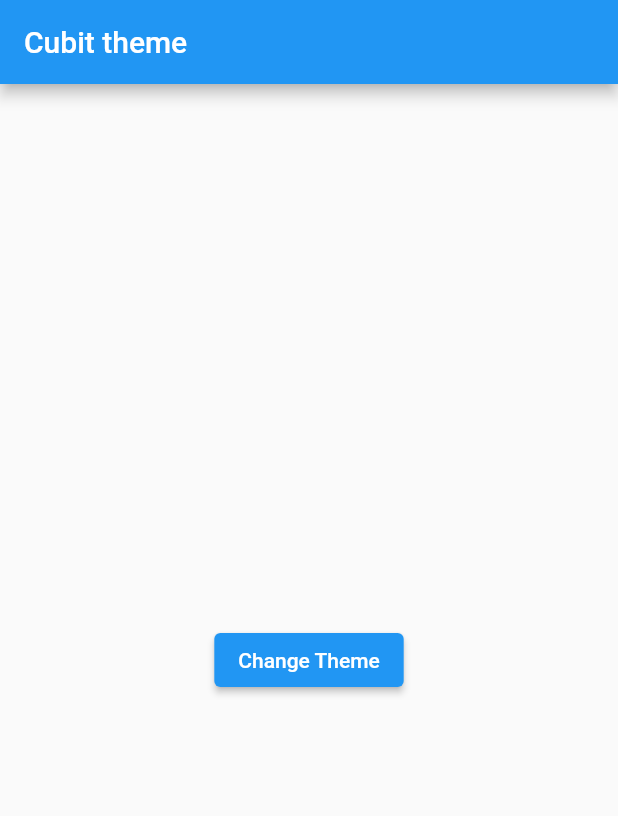
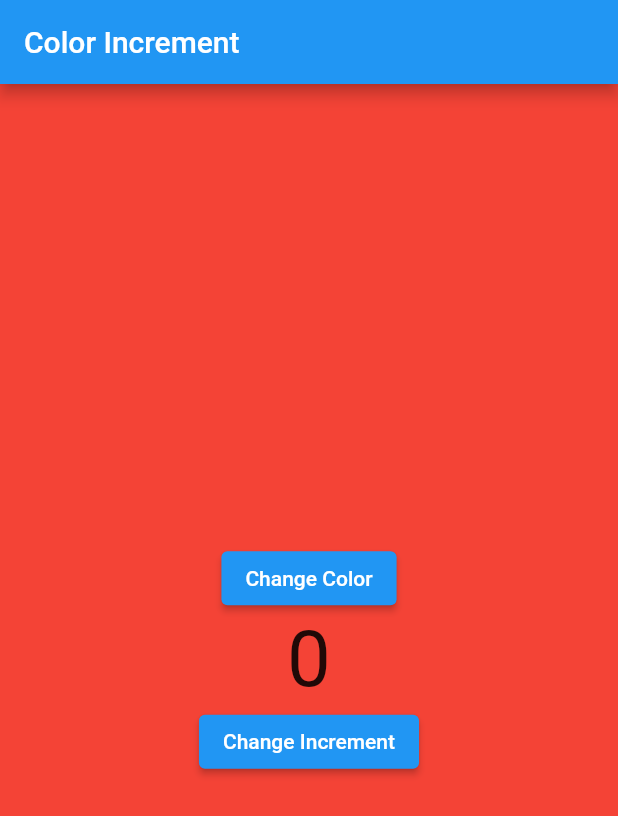
Before and after one commit to a01r066/flutter_bloc_demo, a Flutter app: the screen it shows after launch, on a phone screen of 412 x 824 dp. Shown: the top 816 px of the screen. Run offline on Flutter 3.47's test engine with Material 2 defaults, Android fonts, the phone set to English and light mode, and no system bars; our stand-ins replace bloc, equatable, flutter_bloc.

Commit message:
Cubit to Cubit communication using StreamSubscription

```diff
--- a/lib/app_widget.dart
+++ b/lib/app_widget.dart
@@ -1,5 +1,6 @@
 import 'package:bloc_demo/blocs/counter/bloc_counter.dart';
 import 'package:bloc_demo/blocs/theme/theme_page.dart';
+import 'package:bloc_demo/cubits/cubit2cubit/color_increment_page.dart';
 import 'package:bloc_demo/cubits/theme/cubit_theme_page.dart';
 import 'package:flutter/material.dart';
 import 'package:flutter_bloc/flutter_bloc.dart';
@@ -8,8 +9,11 @@ import 'blocs/counter/bloc_counter_page.dart';
 class AppWidget extends StatelessWidget {
   @override
   Widget build(BuildContext context) {
+    // Cubit to Cubit - Color increment
+    return ColorIncrementPage();
+
     // Work with cubit theme
-    return CubitThemePage();
+    // return CubitThemePage();
 
     // Work with bloc theme
     // return ThemePage();
--- /dev/null
+++ b/lib/cubits/cubit2cubit/color/color_cubit.dart
@@ -0,0 +1,21 @@
+import 'package:bloc/bloc.dart';
+import 'package:equatable/equatable.dart';
+import 'package:flutter/material.dart';
+
+part 'color_state.dart';
+
+class ColorCubit extends Cubit<ColorState> {
+  ColorCubit() : super(ColorState.initial());
+
+  changeColor(){
+    if(state.color == Colors.red){
+      emit(state.copyWith(color: Colors.green));
+    } else if(state.color == Colors.green){
+      emit(state.copyWith(color: Colors.blue));
+    } else if(state.color == Colors.blue){
+      emit(state.copyWith(color: Colors.black));
+    } else {
+      emit(state.copyWith(color: Colors.red));
+    }
+  }
+}
--- /dev/null
+++ b/lib/cubits/cubit2cubit/color/color_state.dart
@@ -0,0 +1,23 @@
+part of 'color_cubit.dart';
+
+class ColorState extends Equatable {
+  final Color color;
+
+  const ColorState({ required this.color });
+
+  @override
+  List<Object> get props => [color];
+
+  @override
+  String toString() {
+    return "Color(color: $color)";
+  }
+
+  factory ColorState.initial(){
+    return const ColorState(color: Colors.red);
+  }
+
+  ColorState copyWith({ Color? color }){
+    return ColorState(color: color ?? this.color);
+  }
+}
--- /dev/null
+++ b/lib/cubits/cubit2cubit/color_increment_page.dart
@@ -0,0 +1,109 @@
+import 'package:bloc_demo/cubits/cubit2cubit/color/color_cubit.dart';
+import 'package:bloc_demo/cubits/cubit2cubit/increment/increment_cubit.dart';
+import 'package:flutter/material.dart';
+import 'package:flutter_bloc/flutter_bloc.dart';
+
+class ColorIncrementPage extends StatelessWidget {
+  @override
+  Widget build(BuildContext context) {
+    // MultiBlocProvider
+    return MultiBlocProvider(
+      providers: [
+        BlocProvider<ColorCubit>(
+          create: (context) => ColorCubit(),
+        ),
+        BlocProvider<IncrementCubit>(
+            create: (context) =>
+                IncrementCubit(colorCubit: context.read<ColorCubit>()))
+      ],
+      child: MaterialApp(
+        title: 'Material App',
+        home: BlocConsumer<ColorCubit, ColorState>(
+          listener: (context, state) {
+            state.color;
+          },
+          builder: (context, state) {
+            return Scaffold(
+              backgroundColor: context.watch<ColorCubit>().state.color,
+              appBar: AppBar(
+                title: Text('Color Increment'),
+              ),
+              body: Center(
+                child: Column(
+                  mainAxisAlignment: MainAxisAlignment.center,
+                  crossAxisAlignment: CrossAxisAlignment.center,
+                  children: [
+                    ElevatedButton(
+                      onPressed: () {
+                        context.read<ColorCubit>().changeColor();
+                      },
+                      child: Text("Change Color"),
+                    ),
+                    Text(
+                      '${context.watch<IncrementCubit>().state.increment}',
+                      style: TextStyle(fontSize: 52.0),
+                    ),
+                    ElevatedButton(
+                      onPressed: () {
+                        context.read<IncrementCubit>().changeCounter();
+                      },
+                      child: Text("Change Increment"),
+                    ),
+                  ],
+                ),
+              ),
+            );
+          },
+        ),
+      ),
+    );
+    // return BlocProvider<ColorCubit>(
+    //   create: (context) => ColorCubit(),
+    //   child: BlocProvider<IncrementCubit>(
+    //     create: (context) => IncrementCubit(
+    //       colorCubit: context.read<ColorCubit>(),
+    //     ),
+    //     child: MaterialApp(
+    //       title: 'Material App',
+    //       home: BlocConsumer<ColorCubit, ColorState>(
+    //         listener: (context, state) {
+    //           state.color;
+    //         },
+    //         builder: (context, state) {
+    //           return Scaffold(
+    //             backgroundColor: state.color,
+    //             appBar: AppBar(
+    //               title: Text('Color Increment'),
+    //             ),
+    //             body: Center(
+    //               child: Column(
+    //                 mainAxisAlignment: MainAxisAlignment.center,
+    //                 crossAxisAlignment: CrossAxisAlignment.center,
+    //                 children: [
+    //                   ElevatedButton(
+    //                     onPressed: () {
+    //                       context.read<ColorCubit>().changeColor();
+    //                     },
+    //                     child: Text("Change Color"),
+    //                   ),
+    //                   Text(
+    //                     '${context.read<IncrementCubit>().state.increment}',
+    //                     style: TextStyle(fontSize: 52.0),
+    //                   ),
+    //                   ElevatedButton(
+    //                     onPressed: () {
+    //                       context.read<IncrementCubit>().changeCounter();
+    //                     },
+    //                     child: Text("Change Increment"),
+    //                   ),
+    //                 ],
+    //               ),
+    //             ),
+    //           );
+    //         },
+    //       ),
+    //     ),
+    //   ),
+    // );
+  }
+}
--- /dev/null
+++ b/lib/cubits/cubit2cubit/increment/increment_cubit.dart
@@ -0,0 +1,42 @@
+import 'dart:async';
+
+import 'package:bloc/bloc.dart';
+import 'package:bloc_demo/cubits/cubit2cubit/color/color_cubit.dart';
+import 'package:equatable/equatable.dart';
+import 'package:flutter/material.dart';
+
+part 'increment_state.dart';
+
+class IncrementCubit extends Cubit<IncrementState> {
+  int incrementSize = 1;
+  final ColorCubit colorCubit;
+
+  late final StreamSubscription colorSubscription;
+
+  IncrementCubit({required this.colorCubit}) : super(IncrementState.initial()) {
+    colorSubscription = colorCubit.stream.listen(
+      (ColorState colorState) {
+        if (colorState.color == Colors.red) {
+          incrementSize = 1;
+        } else if (colorState.color == Colors.green) {
+          incrementSize = 10;
+        } else if (colorState.color == Colors.blue) {
+          incrementSize = 100;
+        } else if (colorState.color == Colors.black) {
+          emit(state.copyWith(increment: state.increment - 100));
+          incrementSize = -100;
+        }
+      },
+    );
+  }
+
+  changeCounter(){
+    emit(state.copyWith(increment: state.increment + incrementSize));
+  }
+
+  @override
+  Future<void> close() {
+    colorSubscription.cancel();
+    return super.close();
+  }
+}
--- /dev/null
+++ b/lib/cubits/cubit2cubit/increment/increment_state.dart
@@ -0,0 +1,23 @@
+part of 'increment_cubit.dart';
+
+class IncrementState extends Equatable {
+  const IncrementState({ required this.increment});
+
+  final int increment;
+
+  @override
+  List<Object?> get props => [increment];
+
+  @override
+  String toString() {
+    return "Increment: $increment";
+  }
+
+  factory IncrementState.initial(){
+    return const IncrementState(increment: 0);
+  }
+
+  IncrementState copyWith({ int? increment }){
+    return IncrementState(increment: increment ?? this.increment);
+  }
+}
```
